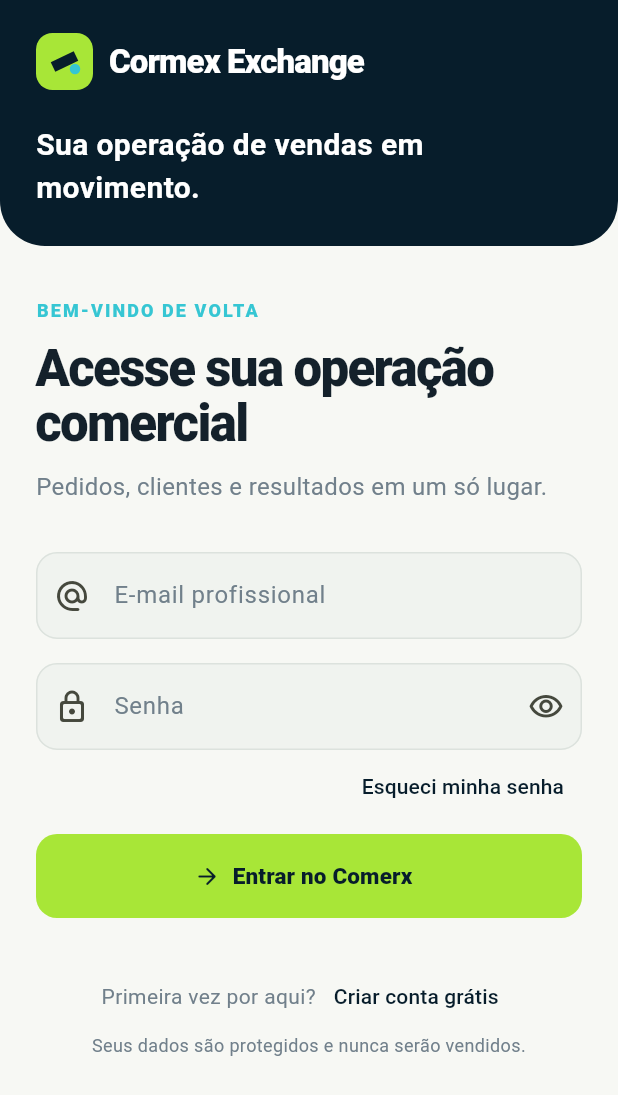
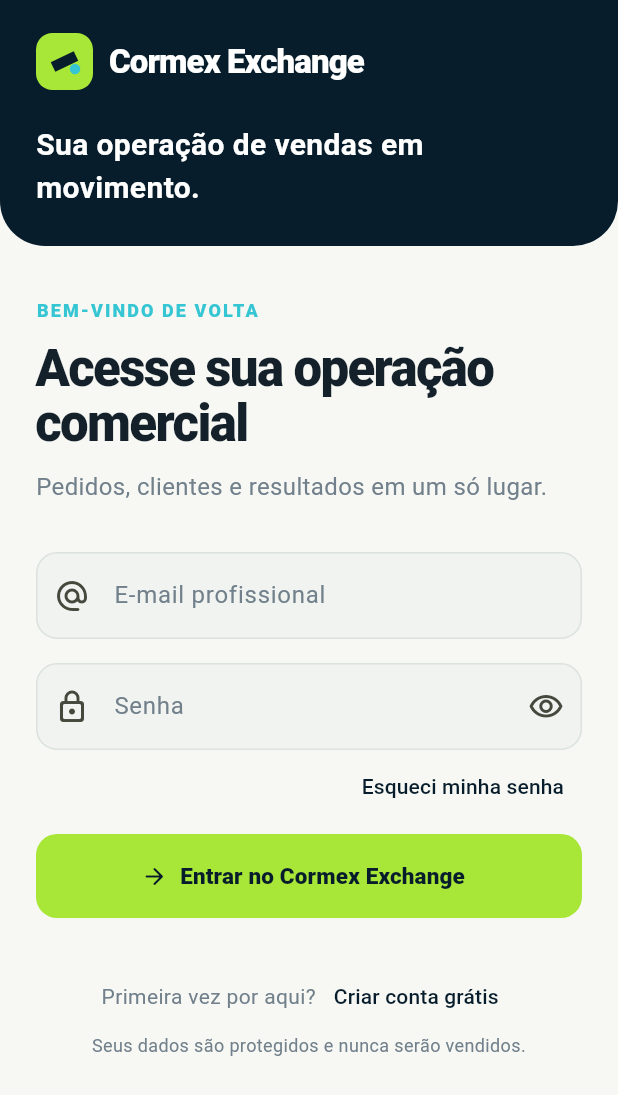
Before and after one commit to Tdk17/sistem_cormex, a Flutter app: the screen it shows after launch, on a phone screen of 412 x 824 dp. Shown: the top 1095 px of the screen. Run offline on Flutter 3.47's test engine with Material 3 defaults, Android fonts, the phone set to English and light mode, and no system bars; our stand-ins replace dio, file_picker, geolocator, get_it, go_router, google_maps_flutter and 2 more; Roboto replaces fonts that are missing (Arial).

Commit message:
Atualiza login para Cormex Exchange

```diff
--- a/lib/Src/Pages/Auth/LogIn/logIn.dart
+++ b/lib/Src/Pages/Auth/LogIn/logIn.dart
@@ -124,7 +124,7 @@
                   const SizedBox(height: 12),
                 ],
                 AuthPrimaryButton(
-                  label: 'Entrar no Comerx',
+                  label: 'Entrar no Cormex Exchange',
                   icon: Icons.arrow_forward_rounded,
                   loading: loading,
                   onTap: () {
```
